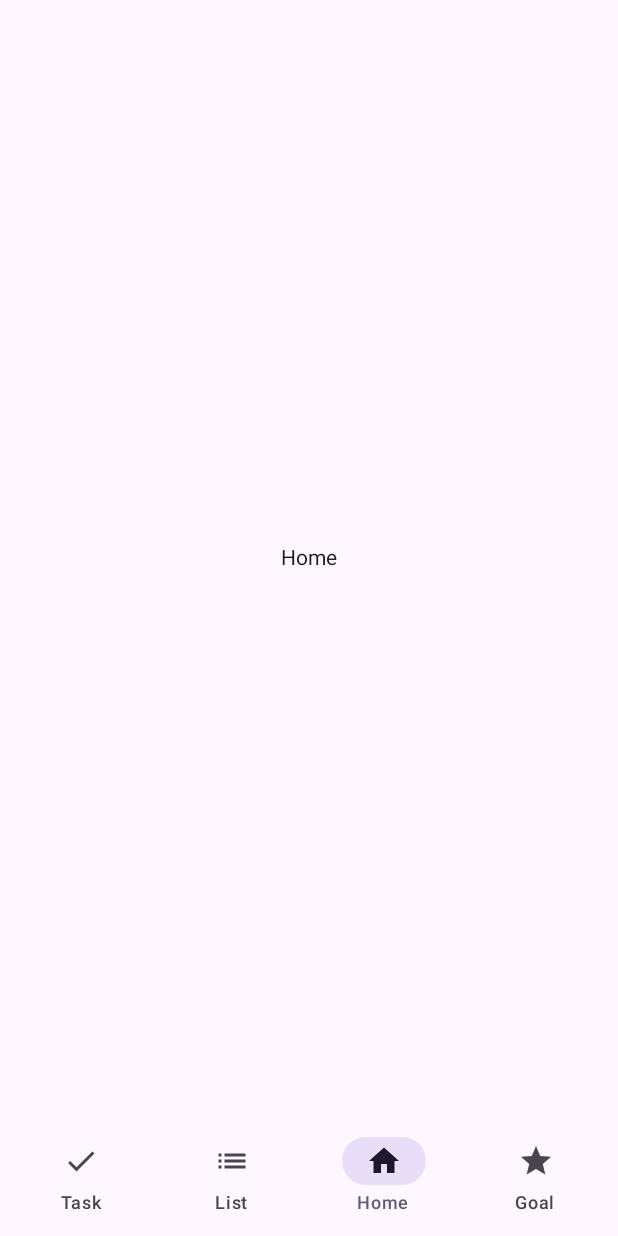
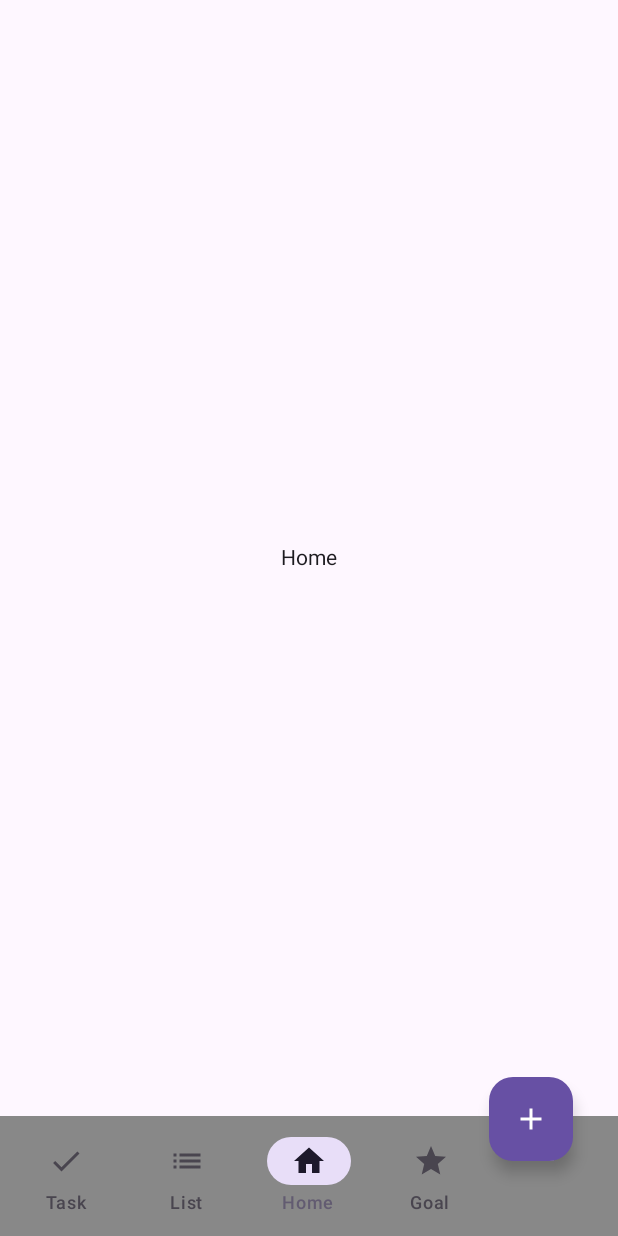
Before and after one commit to goal-garden/goalgardenproject, an Android app built with Jetpack Compose: the screen it shows after launch (MainActivity), on a phone screen of 412 x 824 dp. Run offline under Robolectric (Android 15) with nearby library versions, the phone set to English and light mode, and no system bars.

Commit message:
add button added + functionality

```diff
--- a/app/src/main/java/com/example/goal_garden_project/widgets/SimpleAppBars.kt
+++ b/app/src/main/java/com/example/goal_garden_project/widgets/SimpleAppBars.kt
@@ -1,8 +1,18 @@
 package com.example.goal_garden_project.widgets
 
 
+import androidx.compose.foundation.background
+import androidx.compose.foundation.layout.Box
+import androidx.compose.foundation.layout.Row
 import androidx.compose.foundation.layout.RowScope
+import androidx.compose.foundation.layout.Spacer
+import androidx.compose.foundation.layout.fillMaxHeight
+import androidx.compose.foundation.layout.fillMaxSize
+import androidx.compose.foundation.layout.fillMaxWidth
+import androidx.compose.foundation.layout.offset
 import androidx.compose.foundation.layout.padding
+import androidx.compose.foundation.layout.width
+import androidx.compose.foundation.layout.wrapContentSize
 import androidx.compose.material.icons.Icons
 import androidx.compose.material.icons.filled.Add
 import androidx.compose.material.icons.filled.ArrowBack
@@ -20,6 +30,7 @@ import androidx.compose.runtime.Composable
 import androidx.compose.runtime.getValue
 import androidx.compose.ui.Alignment
 import androidx.compose.ui.Modifier
+import androidx.compose.ui.graphics.Color
 
 import androidx.compose.ui.unit.dp
 import androidx.navigation.NavController
@@ -53,8 +64,9 @@ fun SimpleTopBar(text:String?, backButton:Boolean = false, navController:NavCont
     )
 }
 
+
 @Composable
-fun SimpleBottomBar(navController: NavController){    //eigenen funktion mainly for readability, kann man aber auch nochmal gebrauchen wenn man eine bottom bar mit den gleichen symbolen hat
+fun SimpleBottomBar(navController: NavController) {
     val screens = listOf(
         Screen.Task,
         Screen.List,
@@ -64,17 +76,37 @@ fun SimpleBottomBar(navController: NavController){    //eigenen funktion mainly
     val navBackStackEntry by navController.currentBackStackEntryAsState()
     val currentDestination = navBackStackEntry?.destination
 
-    BottomAppBar(
-        containerColor = MaterialTheme.colorScheme.background,
-        contentColor = MaterialTheme.colorScheme.primary,
-    ) {
-        IconsAdder(screens, currentDestination, navController)
+    Box{
+        Row(        //row with spacer is used because there is no functionality for padding bottomAppBars within their own modifier
+            Modifier
+                .fillMaxWidth()
+                .align(Alignment.BottomStart)
+                .background(Color.Gray)
+        ) {
+            BottomAppBar(
+                containerColor = Color.Gray,
+                //containerColor = MaterialTheme.colorScheme.background,
+                //contentColor = MaterialTheme.colorScheme.primary,
+                modifier = Modifier.weight(1f) // This makes the BottomAppBar flexible
+            ) {
+                IconsAdder(screens, currentDestination, navController)
+            }
+            Spacer(modifier = Modifier.width(80.dp) ) // Reserve space for the add button
+        }
+
+        FloatingActionButton(
+            onClick = {navController.navigate(Screen.Add.route)},  // keeps the current screen in the back stack
+            modifier = Modifier
+                .offset(y = (-50).dp, x = (-30).dp) // Adjust this value to control how much the FAB overlaps the BottomAppBar
+                .align(Alignment.BottomEnd),
+            containerColor = MaterialTheme.colorScheme.primary,
+            contentColor = MaterialTheme.colorScheme.onPrimary
+        ) {
+            Icon(Icons.Default.Add, contentDescription = "Add")
+        }
     }
+}
 
-    //TODO: add add-button
-
-
-}
 
 
 @Composable
```
